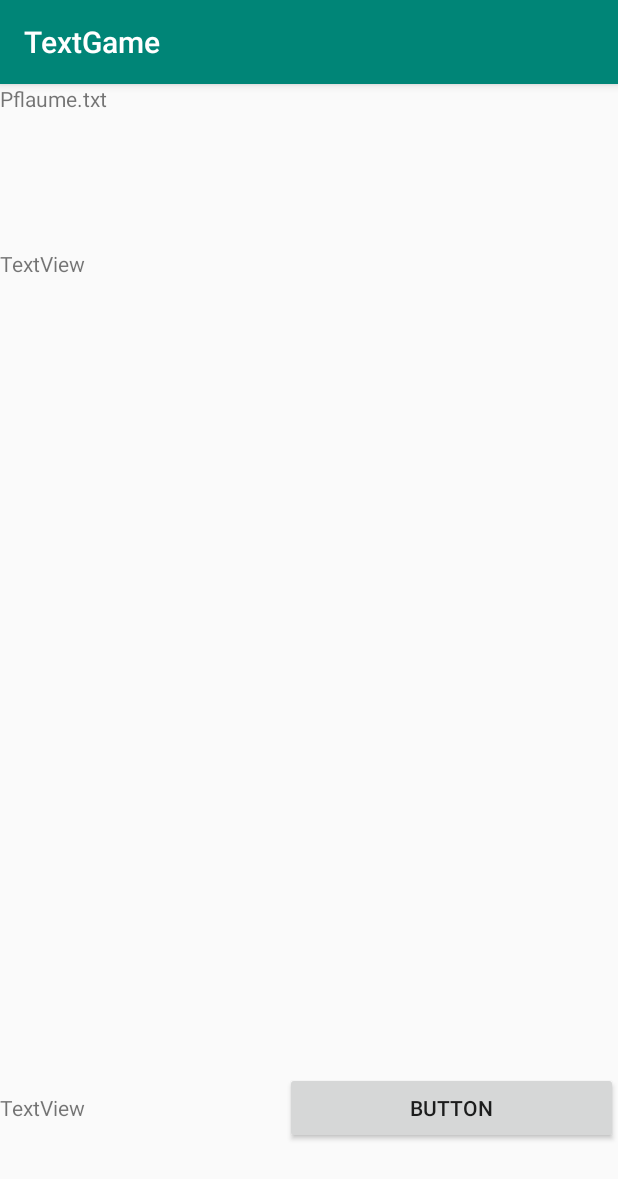
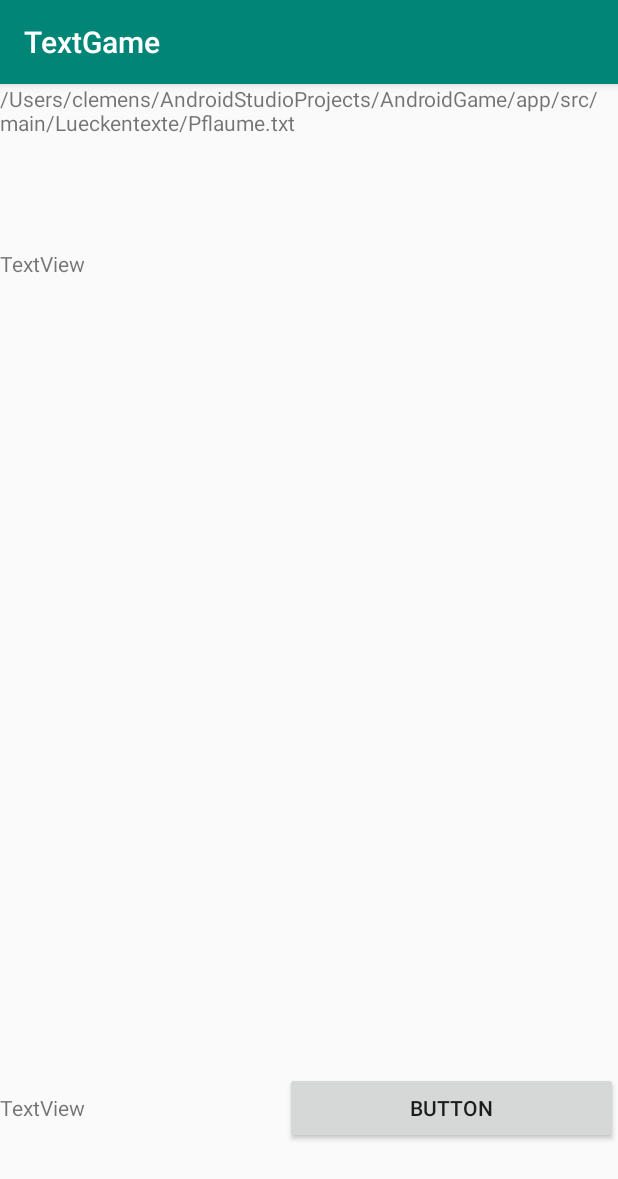
Before and after one commit to Bitbrain91/AndroidGame, an Android app: the screen it shows after launch (TextActivity), after a tap on "START", on a phone screen of 412 x 824 dp. Shown: the top 1179 px of the screen. Run offline under Robolectric (Android 15) with nearby library versions, the phone set to English and light mode, and no system bars.

Commit message:
third commit

```diff
--- a/app/src/main/java/com/salzburg/fh/portenkirchner/r/textgame/MainActivity.java
+++ b/app/src/main/java/com/salzburg/fh/portenkirchner/r/textgame/MainActivity.java
@@ -13,7 +13,7 @@ public class MainActivity extends AppCompatActivity {
     Button btnStart;
     Button btnTextauswahl;
 
-    String filename = "Pflaume.txt";
+    String filename = "/Users/clemens/AndroidStudioProjects/AndroidGame/app/src/main/Lueckentexte/Pflaume.txt";
 
     @Override
     protected void onCreate(Bundle savedInstanceState) {
--- a/app/src/main/java/com/salzburg/fh/portenkirchner/r/textgame/TextActivity.java
+++ b/app/src/main/java/com/salzburg/fh/portenkirchner/r/textgame/TextActivity.java
@@ -14,6 +14,7 @@ public class TextActivity extends AppCompatActivity {
 
 
     TextView tvFilename;
+    TextView tvLueckentext;
 
     @Override
     protected void onCreate(Bundle savedInstanceState) {
@@ -33,12 +34,12 @@ public class TextActivity extends AppCompatActivity {
         }
 
         char current;
-        byte[] buffer;
+        char[] buffer;
         String[][] lueckenArray = {};
         try {
             InputStream input = getAssets().open(filename);
             int size = input.available();
-            buffer = new byte[size];
+            buffer = new char[size];
 
             int bufferZaehler = 0;
             int lsgZaehler = 0;
@@ -66,14 +67,14 @@ public class TextActivity extends AppCompatActivity {
                 }
                 if (altFlag == true) {
                     lueckenArray[lueckenZaehler][lsgZaehler] += current;
-                    buffer[bufferZaehler] = (char) '_';
+                    buffer[bufferZaehler] = '_';
                     bufferZaehler++;
                 } else {
-                    buffer[bufferZaehler] = (char) current;
+                    buffer[bufferZaehler] = current;
                     bufferZaehler++;
                 }
             }
-
+            tvLueckentext.setText(buffer.toString());
         }
         catch(IOException ex){
                 Log.d("ERROR DETECTED", "ERROR WHILE TRYING TO OPEN FILE");
```
